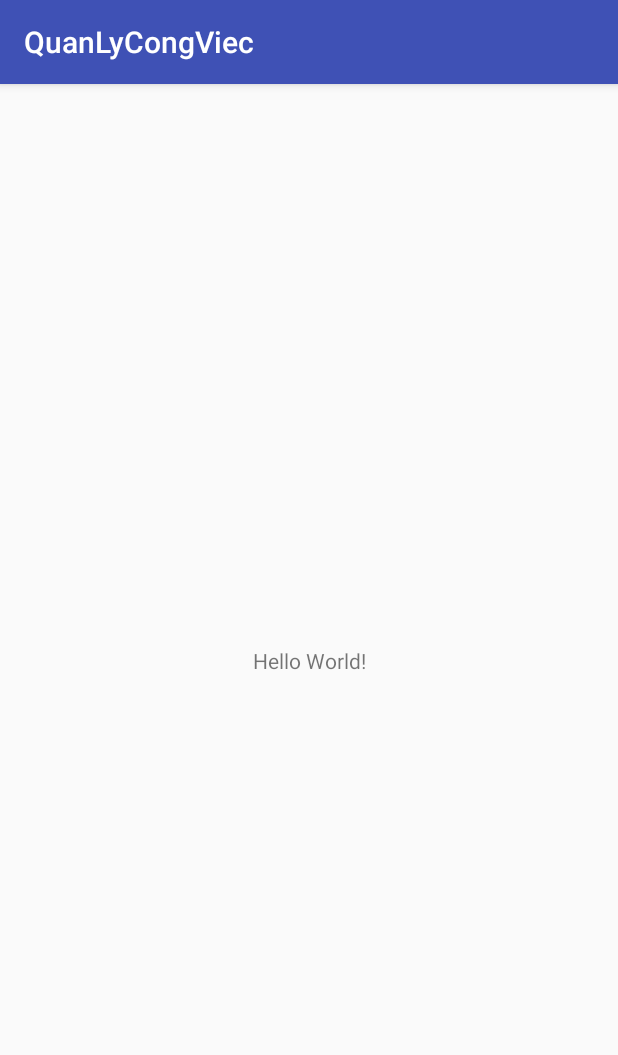
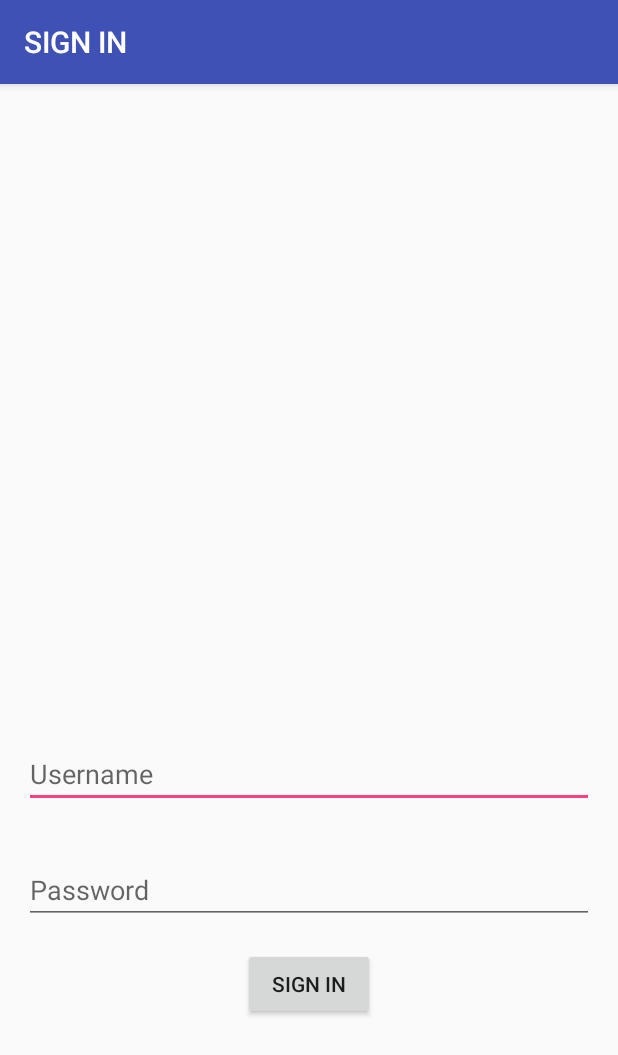
Before and after one commit to AuNguyenTrungNguyen/Android-Nien-Luan-Chuyen-Nganh, an Android app: the screen it shows after launch (MainActivity before the commit, SignInActivity after it), on a phone screen of 412 x 824 dp. Shown: the top 1055 px of the screen. Run offline under Robolectric (Android 15) with nearby library versions, the phone set to English and light mode, and no system bars; our stand-ins replace Firebase (no records; nobody signed in at launch, a user with empty details on screens opened directly).

Commit message:
Sign in firebase

```diff
--- a/app/build.gradle
+++ b/app/build.gradle
@@ -23,10 +23,13 @@ dependencies {
     implementation 'com.android.support:appcompat-v7:26.1.0'
     implementation 'com.android.support.constraint:constraint-layout:1.0.2'
     implementation 'com.google.firebase:firebase-database:11.0.4'
+    implementation 'com.google.firebase:firebase-auth:11.0.4'
     testImplementation 'junit:junit:4.12'
     androidTestImplementation 'com.android.support.test:runner:1.0.1'
     androidTestImplementation 'com.android.support.test.espresso:espresso-core:3.0.1'
 }
 
 
+
+
 apply plugin: 'com.google.gms.google-services'
--- /dev/null
+++ b/app/src/main/java/aunguyen/quanlycongviec/Activity/SignInActivity.java
@@ -0,0 +1,117 @@
+package aunguyen.quanlycongviec.Activity;
+
+import android.content.Intent;
+import android.content.SharedPreferences;
+import android.os.Bundle;
+import android.support.annotation.NonNull;
+import android.support.v7.app.AppCompatActivity;
+import android.view.View;
+import android.widget.Button;
+import android.widget.EditText;
+import android.widget.Toast;
+
+import com.google.android.gms.tasks.OnCompleteListener;
+import com.google.android.gms.tasks.Task;
+import com.google.firebase.auth.AuthResult;
+import com.google.firebase.auth.FirebaseAuth;
+import com.google.firebase.auth.FirebaseUser;
+import com.google.firebase.database.DatabaseReference;
+import com.google.firebase.database.FirebaseDatabase;
+
+import aunguyen.quanlycongviec.Object.Constant;
+import aunguyen.quanlycongviec.R;
+
+public class SignInActivity extends AppCompatActivity implements View.OnClickListener {
+
+    private EditText edtUsername;
+    private EditText edtPassword;
+    private Button btnSignIn;
+
+    //Firebase database
+    private FirebaseDatabase databaseSignIn;
+    private DatabaseReference referenceSignIn;
+
+    //Firebase Auth
+    private FirebaseAuth mAuth;
+
+    @Override
+    protected void onCreate(Bundle savedInstanceState) {
+        super.onCreate(savedInstanceState);
+        setContentView(R.layout.activity_sign_in);
+
+        init();
+    }
+
+    @Override
+    public void onStart() {
+        super.onStart();
+        FirebaseUser currentUser = mAuth.getCurrentUser();
+        updateUI(currentUser);
+    }
+
+    private void init() {
+        edtUsername = findViewById(R.id.edt_username);
+        edtPassword = findViewById(R.id.edt_password);
+
+        btnSignIn = findViewById(R.id.btn_sign_in);
+        btnSignIn.setOnClickListener(this);
+
+        //Database
+        databaseSignIn = FirebaseDatabase.getInstance();
+        referenceSignIn = databaseSignIn.getReference();
+
+        //Auth
+        mAuth = FirebaseAuth.getInstance();
+
+    }
+
+    @Override
+    public void onClick(View v) {
+        switch (v.getId()) {
+            case R.id.btn_sign_in:
+                signIn();
+                break;
+        }
+    }
+
+    private void signIn() {
+
+        String email = edtUsername.getText().toString() + Constant.MY_EMAIL;
+        String password = edtPassword.getText().toString();
+
+        mAuth.signInWithEmailAndPassword(email, password)
+                .addOnCompleteListener(this, new OnCompleteListener<AuthResult>() {
+                    @Override
+                    public void onComplete(@NonNull Task<AuthResult> task) {
+                        if (task.isSuccessful()) {
+                            // Sign in success, update UI with the signed-in user's information
+                            FirebaseUser user = mAuth.getCurrentUser();
+                            updateUI(user);
+                        } else {
+                            // If sign in fails, display a message to the user.
+                            Toast.makeText(SignInActivity.this, "Authentication failed.",
+                                    Toast.LENGTH_SHORT).show();
+                            updateUI(null);
+                        }
+                    }
+                });
+    }
+
+    private void updateUI(FirebaseUser user) {
+        SharedPreferences preferences = this.getSharedPreferences(Constant.PREFERENCE_NAME, MODE_PRIVATE);
+        SharedPreferences.Editor editor = preferences.edit();
+
+        if (user != null) {
+            String id = user.getUid();
+            editor.putString(Constant.PREFERENCE_KEY_ID, id);
+
+            Intent intentMain = new Intent(this, MainActivity.class);
+            startActivity(intentMain);
+            finish();
+
+        } else {
+            editor.putString(Constant.PREFERENCE_KEY_ID, null);
+        }
+        editor.apply();
+    }
+}
--- a/app/src/main/java/aunguyen/quanlycongviec/MainActivity.java
+++ /dev/null
@@ -1,22 +0,0 @@
-package aunguyen.quanlycongviec;
-
-import android.os.Bundle;
-import android.support.v7.app.AppCompatActivity;
-
-import com.google.firebase.database.DatabaseReference;
-import com.google.firebase.database.FirebaseDatabase;
-
-public class MainActivity extends AppCompatActivity {
-
-    @Override
-    protected void onCreate(Bundle savedInstanceState) {
-        super.onCreate(savedInstanceState);
-        setContentView(R.layout.activity_main);
-
-        FirebaseDatabase database = FirebaseDatabase.getInstance();
-        DatabaseReference myRef = database.getReference("message");
-
-        myRef.setValue("Hello, World!");
-
-    }
-}
--- /dev/null
+++ b/app/src/main/java/aunguyen/quanlycongviec/Object/Constant.java
@@ -0,0 +1,15 @@
+package aunguyen.quanlycongviec.Object;
+
+/**
+ * Created by Au Nguyen on 2/6/2018.
+ */
+
+public class Constant {
+    public static String NODE_CONG_VIEC = "CongViec";
+    public static String NODE_NHAN_VIEN = "NhanVien";
+
+    public static String PREFERENCE_NAME = "QuanLyCongViec";
+    public static String PREFERENCE_KEY_ID = "IdNhanVien";
+
+    public static String MY_EMAIL = "@myemail.com";
+}
--- a/app/src/main/res/layout/activity_main.xml
+++ b/app/src/main/res/layout/activity_main.xml
@@ -4,7 +4,7 @@
     xmlns:tools="http://schemas.android.com/tools"
     android:layout_width="match_parent"
     android:layout_height="match_parent"
-    tools:context="aunguyen.quanlycongviec.MainActivity">
+    tools:context="aunguyen.quanlycongviec.Activity.MainActivity">
 
     <TextView
         android:layout_width="wrap_content"
--- /dev/null
+++ b/app/src/main/res/layout/activity_sign_in.xml
@@ -0,0 +1,48 @@
+<?xml version="1.0" encoding="utf-8"?>
+<LinearLayout xmlns:android="http://schemas.android.com/apk/res/android"
+    xmlns:tools="http://schemas.android.com/tools"
+    android:layout_width="match_parent"
+    android:layout_height="match_parent"
+    android:orientation="vertical"
+    android:weightSum="3"
+    tools:context="aunguyen.quanlycongviec.Activity.SignInActivity">
+
+
+    <ImageView
+        android:layout_margin="16dp"
+        android:layout_width="match_parent"
+        android:layout_height="0dp"
+        android:layout_weight="1"/>
+
+
+    <LinearLayout
+        android:gravity="center"
+        android:layout_width="match_parent"
+        android:layout_height="0dp"
+        android:layout_weight="2"
+        android:orientation="vertical">
+
+        <EditText
+            android:hint="@string/username"
+            android:layout_margin="16dp"
+            android:id="@+id/edt_username"
+            android:layout_width="match_parent"
+            android:layout_height="wrap_content" />
+
+        <EditText
+            android:inputType="textPassword"
+            android:hint="@string/password"
+            android:layout_margin="16dp"
+            android:id="@+id/edt_password"
+            android:layout_width="match_parent"
+            android:layout_height="wrap_content" />
+
+        <Button
+            android:text="@string/sign_in"
+            android:id="@+id/btn_sign_in"
+            android:layout_width="wrap_content"
+            android:layout_height="wrap_content" />
+
+    </LinearLayout>
+
+</LinearLayout>
--- a/app/src/main/res/values/strings.xml
+++ b/app/src/main/res/values/strings.xml
@@ -1,3 +1,8 @@
 <resources>
     <string name="app_name">QuanLyCongViec</string>
+    <string name="sign_in_activity">SIGN IN</string>
+
+    <string name="username">Username</string>
+    <string name="password">Password</string>
+    <string name="sign_in">Sign In</string>
 </resources>
```
Also changed, not shown: app/src/main/AndroidManifest.xml (+7 -2 lines), app/src/main/java/aunguyen/quanlycongviec/Activity/MainActivity.java (added, +59 -0 lines), app/src/main/res/menu/menu_main.xml (added, +7 -0 lines).
